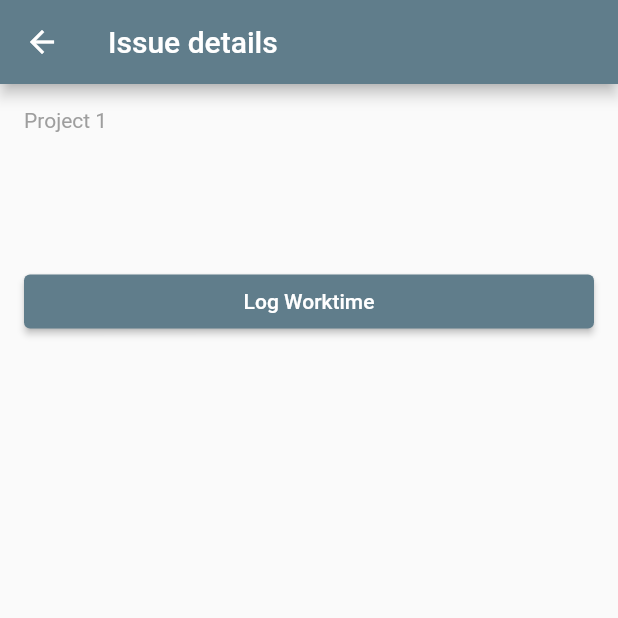
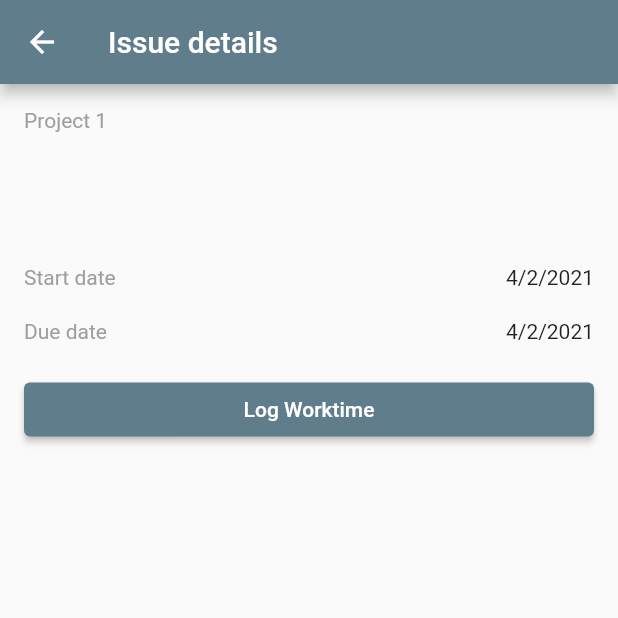
Before and after one commit to jaklia/pm_flutter, a Flutter app: the IssueDetailsScreen screen opened directly with sample values from the repository, on a phone screen of 412 x 824 dp, the top half of it. Run offline on Flutter 3.47's test engine with Material 2 defaults, Android fonts, the phone set to English and light mode, and no system bars; our stand-ins replace dio, jwt_decoder, rxdart, shared_preferences, table_calendar; accounts and stored records are empty; generated files the repository leaves out were written again.

Commit message:
simple info row component

```diff
--- /dev/null
+++ b/lib/components/simple_info_row.dart
@@ -0,0 +1,22 @@
+import 'package:flutter/material.dart';
+
+class SimpleInfoRow extends StatelessWidget {
+  final String title;
+  final String info;
+
+  SimpleInfoRow({this.info, this.title});
+
+  @override
+  Widget build(BuildContext context) {
+    return Row(
+      mainAxisAlignment: MainAxisAlignment.spaceBetween,
+      children: [
+        Text(
+          title,
+          style: Theme.of(context).textTheme.bodyText2.copyWith(color: Colors.grey),
+        ),
+        Text(info),
+      ],
+    );
+  }
+}
--- a/lib/screens/projects/issue_details.dart
+++ b/lib/screens/projects/issue_details.dart
@@ -1,4 +1,6 @@
 import 'package:flutter/material.dart';
+import 'package:intl/intl.dart';
+import 'package:pm_flutter/components/simple_info_row.dart';
 import 'package:pm_flutter/models/issue.dart';
 import 'package:pm_flutter/models/project.dart';
 import 'package:pm_flutter/screens/projects/log_worktime.dart';
@@ -29,7 +31,17 @@ class IssueDetailsScreen extends StatelessWidget {
               style: Theme.of(context).textTheme.headline6,
             ),
             SizedBox(height: 20),
-            Text(_issue.description, style: Theme.of(context).textTheme.bodyText2),
+            Text(_issue.description ?? "", style: Theme.of(context).textTheme.bodyText2),
+            SizedBox(height: 20),
+            SimpleInfoRow(
+              title: "Start date",
+              info: DateFormat.yMd().format(_issue.startDate),
+            ),
+            SizedBox(height: 20),
+            SimpleInfoRow(
+              title: "Due date",
+              info: DateFormat.yMd().format(_issue.dueDate),
+            ),
             SizedBox(height: 20),
             // TODO:  maybe: show logs for this issue
             Container(
```
